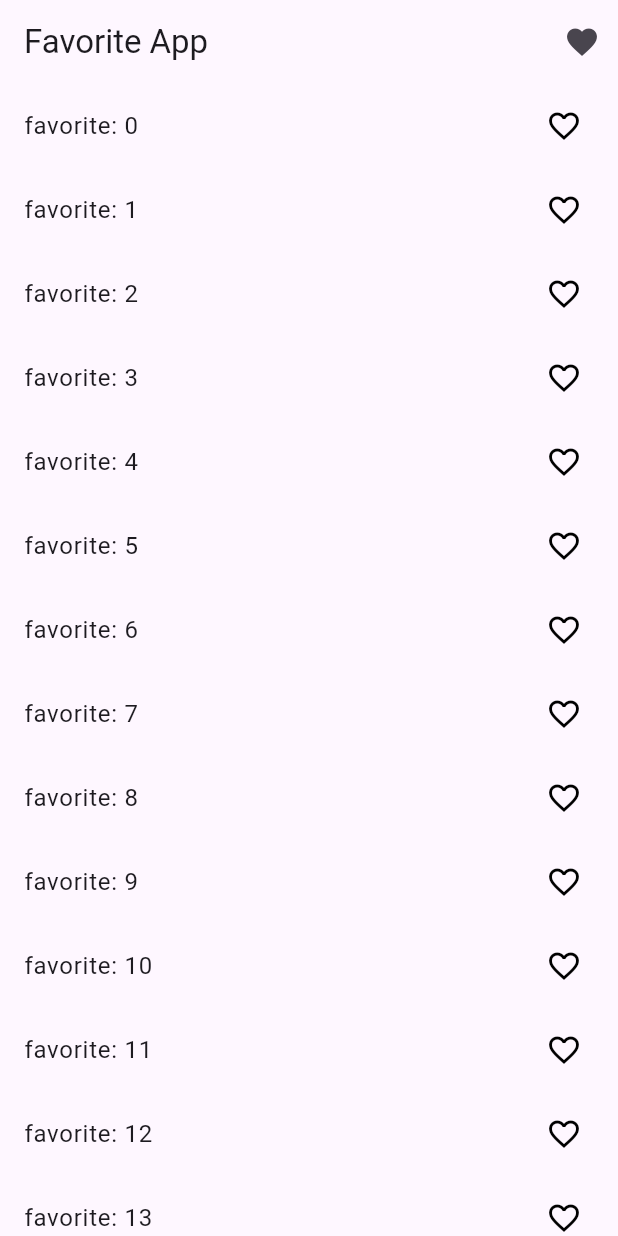
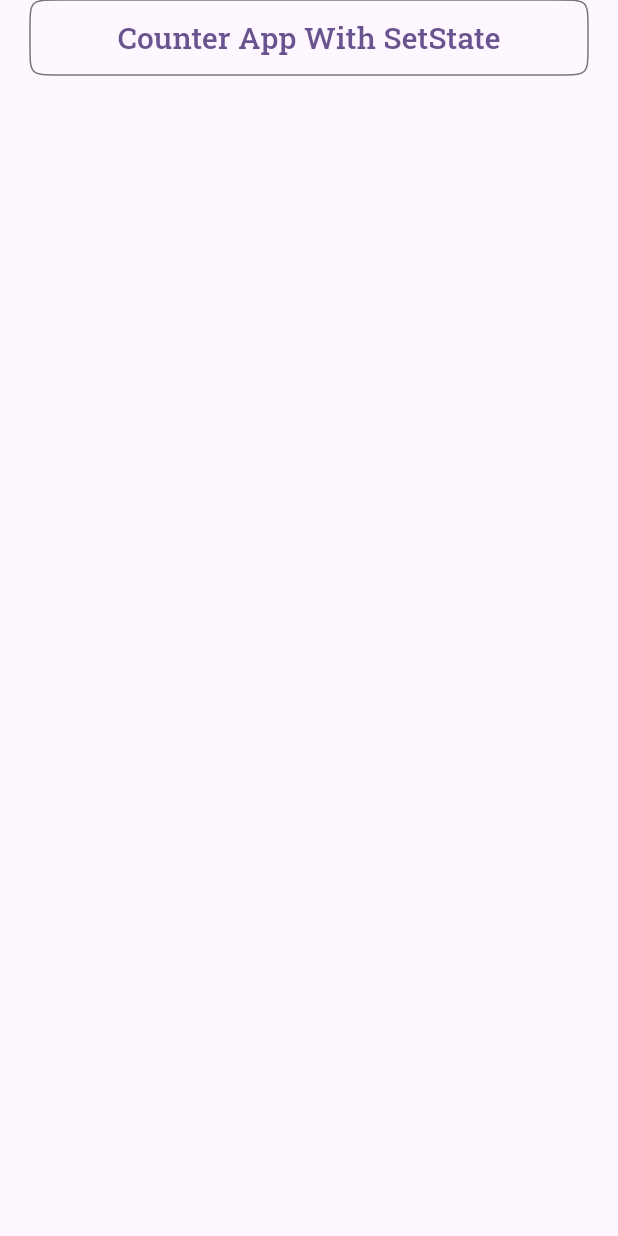
Before and after one commit to KhizarJamshaidIqbal/provider_understanding, a Flutter app: the screen it shows after launch, on a phone screen of 412 x 824 dp. Run offline on Flutter 3.47's test engine with Material 3 defaults, Android fonts, the light colour scheme and no system bars; our stand-ins replace google_fonts.

Commit message:
add Home Screen

```diff
--- a/lib/main.dart
+++ b/lib/main.dart
@@ -1,11 +1,13 @@
 import 'package:flutter/material.dart';
+import 'package:path_provider/path_provider.dart';
 import 'package:provider/provider.dart';
 import 'package:provider_understanding/controller/counterprovidercontroller.dart';
 import 'package:provider_understanding/controller/favoritcontroller.dart';
+import 'screens/homescreen/home_screen.dart';
 
-import 'screens/FavoriteScreen/FavoriteScreen.dart';
-
-void main() {
+void main() async {
+   WidgetsFlutterBinding.ensureInitialized();
+  await getApplicationSupportDirectory();// Initialize path_provider
   runApp(const MyApp());
 }
 
@@ -30,7 +32,7 @@
           colorScheme: ColorScheme.fromSeed(seedColor: Colors.deepPurple),
           useMaterial3: true,
         ),
-        home: const FavoriteScreen(),
+        home: const HomeScreen(),
       ),
     );
   }
--- a/lib/screens/favoritescreen/favoritescreen.dart
+++ b/lib/screens/favoritescreen/favoritescreen.dart
@@ -27,7 +27,10 @@ class _FavoriteScreenState extends State<FavoriteScreen> {
           title: const Text('Favorite App'),
           actions: [
             IconButton(
-              icon: const Icon(Icons.favorite),
+              icon: const Icon(
+                Icons.favorite,
+                color: Colors.red,
+              ),
               onPressed: () {
                 Navigator.push(
                     context,
--- a/lib/screens/favoritescreen/favoritlistscreen.dart
+++ b/lib/screens/favoritescreen/favoritlistscreen.dart
@@ -22,9 +22,13 @@ class _FavoritListScreenState extends State<FavoritListScreen> {
           return ListTile(
             title: Text('favorite ${widget.selectedfavoritlist[index]}'),
             trailing: IconButton(
-              icon: const Icon(Icons.favorite),
+              icon: const Icon(
+                Icons.favorite,
+                color: Colors.red,
+              ),
               onPressed: () {
-                widget.selectedfavoritlist.remove(widget.selectedfavoritlist[index]);
+                widget.selectedfavoritlist
+                    .remove(widget.selectedfavoritlist[index]);
                 setState(() {});
               },
             ),
--- /dev/null
+++ b/lib/screens/homescreen/home_screen.dart
@@ -0,0 +1,59 @@
+import 'package:flutter/material.dart';
+import 'package:google_fonts/google_fonts.dart';
+
+import '../counterscreen/counter.dart';
+
+class HomeScreen extends StatelessWidget {
+  const HomeScreen({super.key});
+
+  @override
+  Widget build(BuildContext context) {
+    return Scaffold(
+      body: Column(
+        children: [
+          custombutton(
+              text: 'Counter App With SetState',
+              onPress: () {
+                Navigator.push(
+                  context,
+                  MaterialPageRoute(
+                    builder: (context) => const CounterScreen(),
+                  ),
+                );
+              }),
+        ],
+      ),
+    );
+  }
+
+  Widget custombutton({required String text, required VoidCallback onPress}) {
+    return Padding(
+      padding: const EdgeInsets.symmetric(horizontal: 20.0),
+      child: Column(
+        crossAxisAlignment: CrossAxisAlignment.center,
+        children: [
+          SizedBox(
+            width: double.infinity,
+            height: 50.0,
+            child: OutlinedButton(
+              style: OutlinedButton.styleFrom(
+                shape: const ContinuousRectangleBorder(
+                  borderRadius: BorderRadius.all(
+                    Radius.circular(20.0),
+                  ),
+                ),
+              ),
+              onPressed: onPress,
+              child: Text(
+                text,
+                style: GoogleFonts.robotoSlab(
+                  textStyle: const TextStyle(fontSize: 20.0),
+                ),
+              ),
+            ),
+          ),
+        ],
+      ),
+    );
+  }
+}
--- a/pubspec.yaml
+++ b/pubspec.yaml
@@ -36,6 +36,8 @@ dependencies:
   # Use with the CupertinoIcons class for iOS style icons.
   cupertino_icons: ^1.0.6
   provider: ^6.1.2
+  google_fonts: ^6.2.1
+  path_provider: ^2.0.9
 
 dev_dependencies:
   flutter_test:
```
Also changed, not shown: pubspec.lock, 1 other file.
